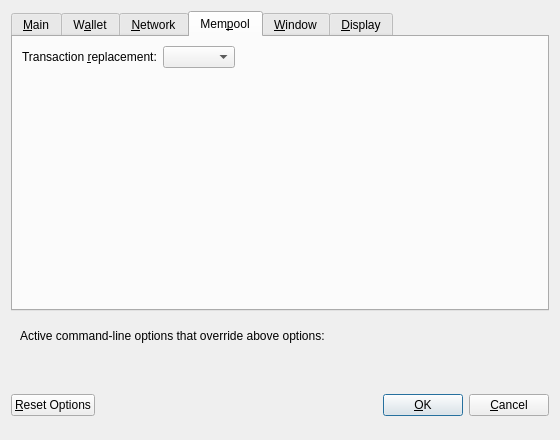
This is src/qt/forms/optionsdialog.ui in bitcoincore-dev/bitcoin-2001-863168-294116-d812cf1189 as Qt 5 draws it before an edit. The edited form follows.
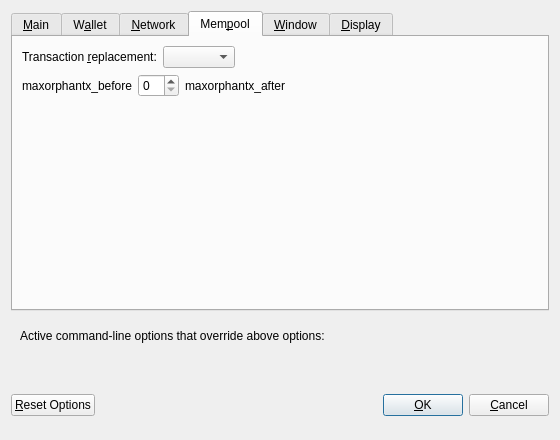
This is the edited form. The open tabs and pages were chosen to show the change. Custom widgets are drawn as their Qt base class.

Commit message: Qt/Options: Configure maxorphantx using rwconf

```diff
--- a/src/qt/forms/optionsdialog.ui
+++ b/src/qt/forms/optionsdialog.ui
@@ -591,6 +591,52 @@
          </item>
         </layout>
        </item>
+       <item>
+        <layout class="QHBoxLayout" name="horizontalLayout_Mempool_maxorphantx">
+         <item>
+          <widget class="QLabel" name="maxorphantxLabel_before">
+           <property name="text">
+            <string notr="true">maxorphantx_before</string>
+           </property>
+           <property name="textFormat">
+            <enum>Qt::PlainText</enum>
+           </property>
+           <property name="buddy">
+            <cstring>maxorphantx</cstring>
+           </property>
+          </widget>
+         </item>
+         <item>
+          <widget class="QSpinBox" name="maxorphantx"/>
+         </item>
+         <item>
+          <widget class="QLabel" name="maxorphantxLabel_after">
+           <property name="text">
+            <string notr="true">maxorphantx_after</string>
+           </property>
+           <property name="textFormat">
+            <enum>Qt::PlainText</enum>
+           </property>
+           <property name="buddy">
+            <cstring>maxorphantx</cstring>
+           </property>
+          </widget>
+         </item>
+         <item>
+          <spacer name="horizontalSpacer_Mempool_maxorphantx">
+           <property name="orientation">
+            <enum>Qt::Horizontal</enum>
+           </property>
+           <property name="sizeHint" stdset="0">
+            <size>
+             <width>40</width>
+             <height>20</height>
+            </size>
+           </property>
+          </spacer>
+         </item>
+        </layout>
+       </item>
        <item>
         <spacer name="verticalSpacer_Mempool">
          <property name="orientation">
```
The commit also changes 4 other files.
